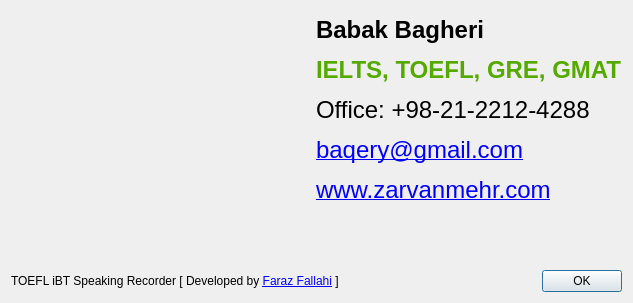
Qt form Toefl-Speaking-Recorder/dialogabout.ui (fffaraz/Toefl-Speaking-Recorder) before a commit.
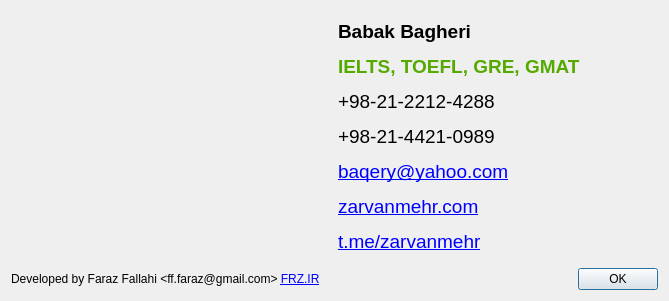
The same form after that commit. Icons and pictures are not drawn.

What changed in the file:
```diff
--- a/Toefl-Speaking-Recorder/dialogabout.ui
+++ b/Toefl-Speaking-Recorder/dialogabout.ui
@@ -6,8 +6,8 @@
    <rect>
     <x>0</x>
     <y>0</y>
-    <width>633</width>
-    <height>303</height>
+    <width>669</width>
+    <height>301</height>
    </rect>
   </property>
   <property name="windowTitle">
@@ -32,7 +32,7 @@
      <item>
       <widget class="QLabel" name="lblInfo">
        <property name="text">
-        <string>&lt;html&gt;&lt;head/&gt;&lt;body&gt;&lt;p&gt;&lt;span style=&quot; font-size:18pt; font-weight:600;&quot;&gt;Babak Bagheri&lt;/span&gt;&lt;/p&gt;&lt;p&gt;&lt;span style=&quot; font-size:18pt; font-weight:600; color:#55aa00;&quot;&gt;IELTS, TOEFL, GRE, GMAT&lt;/span&gt;&lt;/p&gt;&lt;p&gt;&lt;span style=&quot; font-size:18pt;&quot;&gt;Office: +98-21-2212-4288&lt;/span&gt;&lt;/p&gt;&lt;p&gt;&lt;a href=&quot;mailto:baqery@gmail.com?subject=TSR&quot;&gt;&lt;span style=&quot; font-size:18pt; color:#0000ff;&quot;&gt;baqery@gmail.com&lt;/span&gt;&lt;/a&gt;&lt;/p&gt;&lt;p&gt;&lt;a href=&quot;http://zarvanmehr.com&quot;&gt;&lt;span style=&quot; font-size:18pt; color:#0000ff;&quot;&gt;www.zarvanmehr.com&lt;/span&gt;&lt;/a&gt;&lt;/p&gt;&lt;p&gt;&lt;span style=&quot; font-size:18pt;&quot;&gt;&lt;br/&gt;&lt;/span&gt;&lt;/p&gt;&lt;/body&gt;&lt;/html&gt;</string>
+        <string>&lt;html&gt;&lt;head/&gt;&lt;body&gt;&lt;p&gt;&lt;span style=&quot; font-size:14pt; font-weight:600;&quot;&gt;Babak Bagheri&lt;/span&gt;&lt;/p&gt;&lt;p&gt;&lt;span style=&quot; font-size:14pt; font-weight:600; color:#55aa00;&quot;&gt;IELTS, TOEFL, GRE, GMAT&lt;/span&gt;&lt;/p&gt;&lt;p&gt;&lt;span style=&quot;font-size:14pt;&quot;&gt;+98-21-2212-4288&lt;/span&gt;&lt;/p&gt;&lt;p&gt;&lt;span style=&quot; font-size:14pt;&quot;&gt;+98-21-4421-0989&lt;/span&gt;&lt;/p&gt;&lt;p&gt;&lt;a href=&quot;mailto:baqery@yahoo.com?subject=TSR&quot;&gt;&lt;span style=&quot; font-size:14pt;&quot;&gt;baqery@yahoo.com&lt;/span&gt;&lt;/a&gt;&lt;/p&gt;&lt;p&gt;&lt;a href=&quot;http://zarvanmehr.com&quot;&gt;&lt;span style=&quot;font-size:14pt;&quot;&gt;zarvanmehr.com&lt;/span&gt;&lt;/a&gt;&lt;/p&gt;&lt;p&gt;&lt;a href=&quot;https://t.me/zarvanmehr&quot;&gt;&lt;span style=&quot; font-size:14pt;&quot;&gt;t.me/zarvanmehr&lt;/span&gt;&lt;/a&gt;&lt;/p&gt;&lt;/body&gt;&lt;/html&gt;</string>
        </property>
       </widget>
      </item>
@@ -43,7 +43,7 @@
      <item>
       <widget class="QLabel" name="lblDeveloper">
        <property name="text">
-        <string>&lt;html&gt;&lt;head/&gt;&lt;body&gt;&lt;p&gt;TOEFL iBT Speaking Recorder   [ Developed by &lt;a href=&quot;http://frz.ir&quot;&gt;Faraz Fallahi&lt;/a&gt; ]&lt;/p&gt;&lt;/body&gt;&lt;/html&gt;</string>
+        <string>&lt;html&gt;&lt;head/&gt;&lt;body&gt;&lt;p&gt; Developed by Faraz Fallahi &amp;lt;ff.faraz@gmail.com&amp;gt; &lt;a href=&quot;http://frz.ir&quot;&gt;FRZ.IR&lt;/a&gt;&lt;/p&gt;&lt;/body&gt;&lt;/html&gt;</string>
        </property>
       </widget>
      </item>
```
